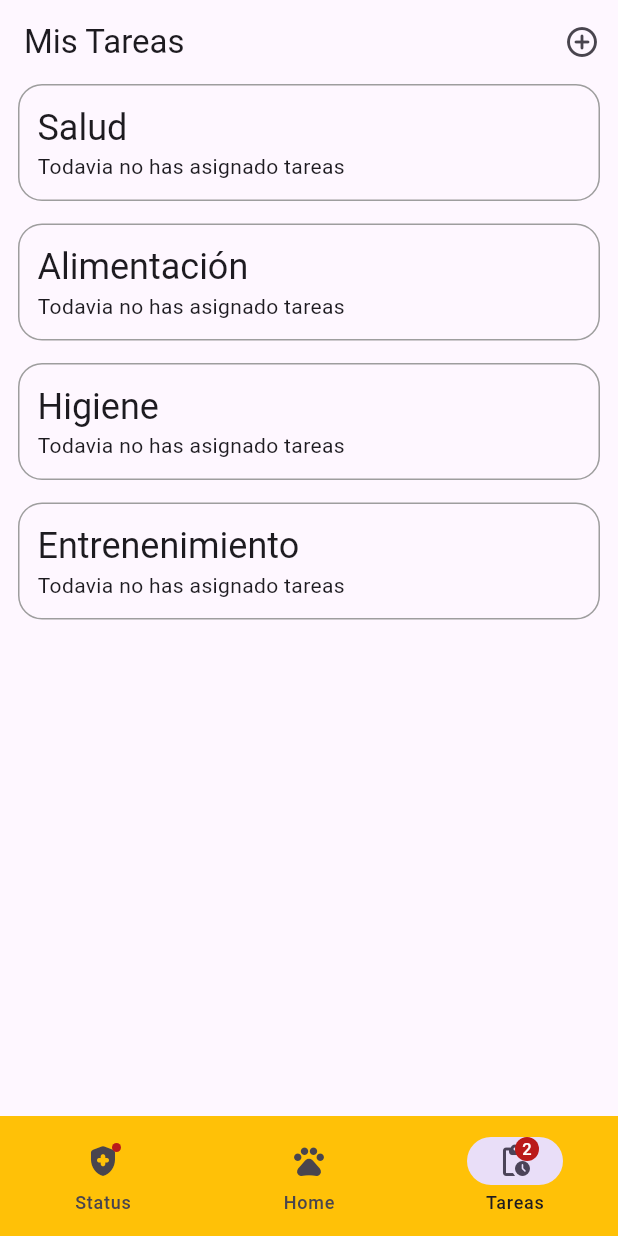
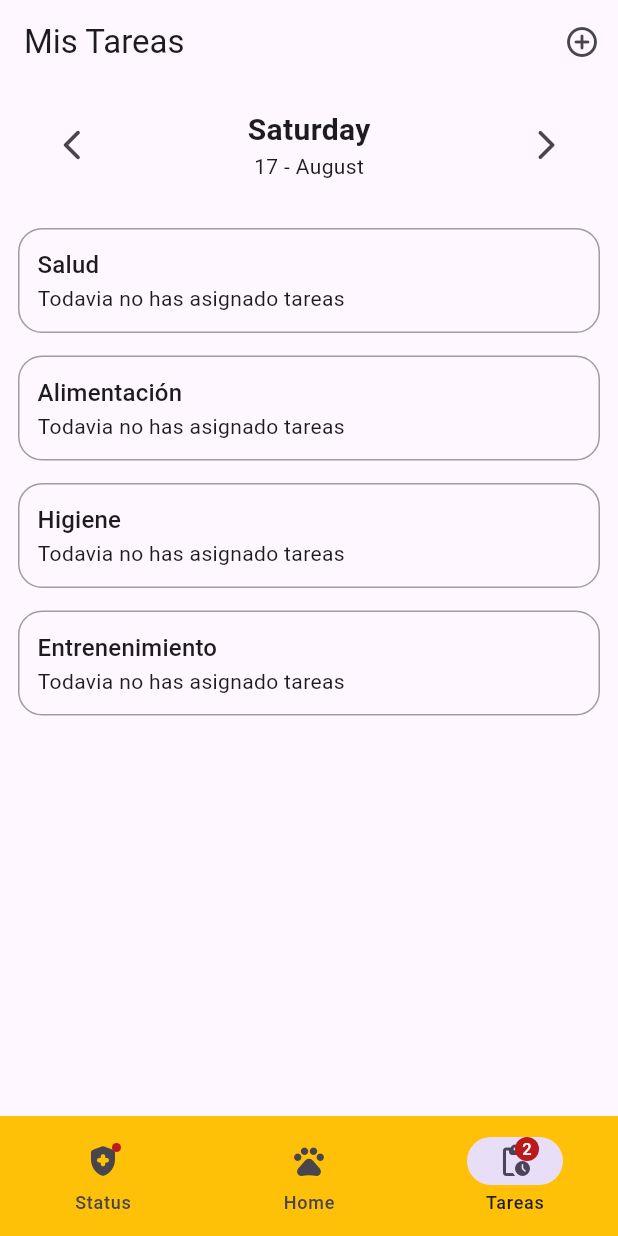
Before and after one commit to jQuera/RealGotchi, a Flutter app: the screen it shows after launch, item 3 of the bottom bar chosen, on a phone screen of 412 x 824 dp. Run offline on Flutter 3.47's test engine with Material 3 defaults, Android fonts, the phone set to English and light mode, and no system bars; our stand-ins replace rxdart, timezone; missing offline and left inert: o3d, onesignal_flutter.

Commit message:
intl library for dateformat

```diff
--- a/lib/ui/views/home/widgets/tasks/pages/tasks_bar.dart
+++ b/lib/ui/views/home/widgets/tasks/pages/tasks_bar.dart
@@ -1,4 +1,5 @@
 import 'package:flutter/material.dart';
+import 'package:intl/intl.dart';
 import 'package:myapp/ui/common/repository/tasks_repository.dart';
 import 'package:myapp/ui/views/home/controller/home_controller.dart';
 import 'package:myapp/ui/views/home/widgets/tasks/controller/create_task_controller.dart';
@@ -19,8 +20,7 @@ class TasksBar extends StatelessWidget {
             onPressed: () async {
               try {
                 CreateTaskController.instance.init();
-                Task? newTask = await Navigator.of(context)
-                    .push(MaterialPageRoute(builder: (context) {
+                Task? newTask = await Navigator.of(context).push(MaterialPageRoute(builder: (context) {
                   return const CreateTaskPage();
                 }));
                 if (newTask == null) {
@@ -36,10 +36,48 @@ class TasksBar extends StatelessWidget {
           ),
         ],
       ),
-      body: SingleChildScrollView(
+      body: Column(
+        children: [
+          Container(
+            padding: const EdgeInsets.symmetric(horizontal: 24, vertical: 16),
+            child: Row(
+              mainAxisAlignment: MainAxisAlignment.spaceBetween,
+              children: [
+                IconButton(
+                  onPressed: () {},
+                  icon: const Icon(Icons.arrow_back_ios_new_rounded),
+                ),
+                Column(
+                  children: [
+                    Text(
+                      DateFormat('EEEE').format(DateTime.now()),
+                      style: const TextStyle(
+                        fontSize: 20,
+                        fontWeight: FontWeight.bold,
+                      ),
+                    ),
+                    Text(
+                      DateFormat('dd - MMMM').format(DateTime.now()),
+                      style: const TextStyle(
+                        fontSize: 14,
+                        fontWeight: FontWeight.w400,
+                      ),
+                    ),
+                  ],
+                ),
+                IconButton(
+                  onPressed: () {},
+                  icon: const Icon(Icons.arrow_forward_ios_rounded),
+                ),
+              ],
+            ),
+          ),
+          Expanded(
+            child: SingleChildScrollView(
               padding: const EdgeInsets.symmetric(horizontal: 12),
               child: Column(
                 children: [
+                  const SizedBox(height: 15),
                   StreamBuilder<List<Task>>(
                       stream: TasksRepository.instance.tasksSaludStream,
                       builder: (context, snapshot) {
@@ -83,6 +121,9 @@ class TasksBar extends StatelessWidget {
                 ],
               ),
             ),
+          ),
+        ],
+      ),
     );
   }
 }
@@ -111,7 +152,7 @@ class TasksContainer extends StatelessWidget {
         children: [
           Text(
             categoryTitle,
-            style: Theme.of(context).textTheme.headlineSmall,
+            style: Theme.of(context).textTheme.titleMedium,
           ),
           tasks.isEmpty
               ? const Row(
--- a/pubspec.yaml
+++ b/pubspec.yaml
@@ -13,6 +13,7 @@ dependencies:
   cupertino_icons: ^1.0.6
   flutter:
     sdk: flutter
+  intl: 0.17.0
   o3d: 3.1.2
   onesignal_flutter: 5.1.2
   rxdart: 0.28.0
```
Also changed, not shown: pubspec.lock. Lines whose indentation alone changed are shown as unchanged.
